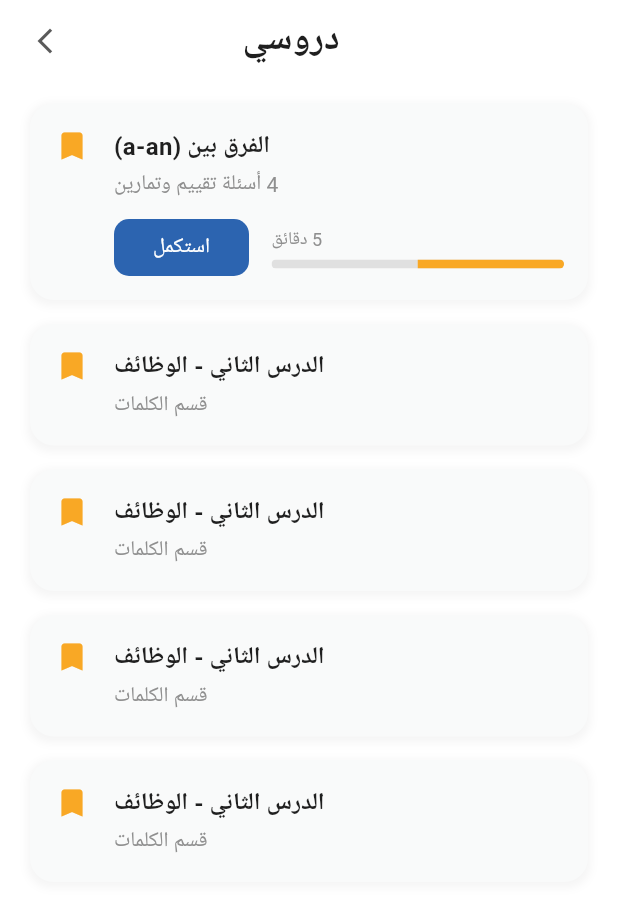
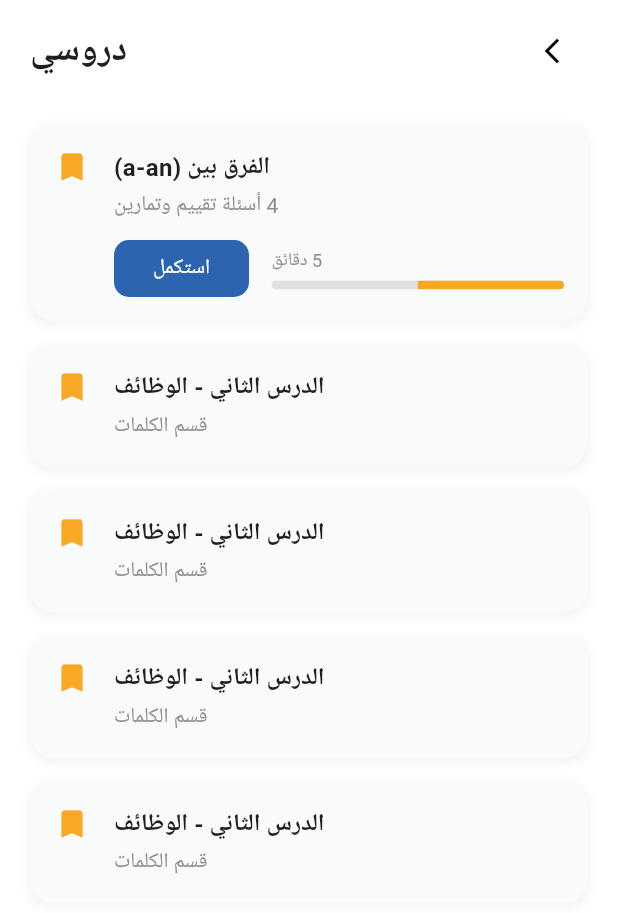
Before and after one commit to marwanabdelrhiem/Eazy_App, a Flutter app: the MyLessonsScreen screen opened by its route, on a phone screen of 412 x 824 dp. Shown: the top 913 px of the screen. Run offline on Flutter 3.47's test engine with Material 3 defaults, Android fonts, the phone set to English and light mode, and no system bars; our stand-ins replace pinput, smooth_page_indicator; missing offline and left inert: carousel_slider_plus; Roboto replaces fonts that are missing (Cairo).

Commit message:
nav pull

```diff
--- a/lib/features/onboarding/presentation/screens/home/home_screen.dart
+++ b/lib/features/onboarding/presentation/screens/home/home_screen.dart
@@ -13,7 +13,6 @@ class HomeBody extends StatefulWidget {
   @override
   State<HomeBody> createState() => _HomeBodyState();
 }
-//مقموص مجدي
 class _HomeBodyState extends State<HomeBody> {
   @override
   Widget build(BuildContext context) {
--- a/lib/features/onboarding/presentation/screens/home/lessons/ presentation/lessons_screen.dart
+++ b/lib/features/onboarding/presentation/screens/home/lessons/ presentation/lessons_screen.dart
@@ -513,7 +513,10 @@ class _LessonScreenState extends State<LessonScreen> {
                   color: Colors.black,
                   size: 20,
                 ),
-                onPressed: () {},
+                onPressed: () {
+                  Navigator.pop(context);
+
+                },
               ),
             ),
           ),
--- a/lib/features/onboarding/presentation/screens/home/lessons/ presentation/my_lessons_screen.dart
+++ b/lib/features/onboarding/presentation/screens/home/lessons/ presentation/my_lessons_screen.dart
@@ -2,6 +2,7 @@ import 'package:flutter/material.dart';
 
 import 'lessons_screen.dart';
 
+// عايزك تظبط ده يبقي يمين
 
 class MyLessonsScreen extends StatelessWidget {
   const MyLessonsScreen({Key? key}) : super(key: key);
@@ -21,9 +22,21 @@ class MyLessonsScreen extends StatelessWidget {
                 const SizedBox(height: 10),
                 Row(
                   mainAxisAlignment: MainAxisAlignment.spaceBetween,
-                  children: const [
-                    SizedBox(width: 44),
-                    Text(
+                  children: [
+                     IconButton(
+                      icon: const Icon(
+                        Icons.arrow_forward_ios,
+                        color: Colors.black,
+                        size: 20,
+                      ),
+                      onPressed: () {
+                        Navigator.pop(context);
+
+                      },
+                    ),
+
+                    const SizedBox(width: 44),
+                    const Text(
                       'دروسي',
                       style: TextStyle(
                         color: Color(0xFF1F1F1F),
@@ -31,14 +44,10 @@ class MyLessonsScreen extends StatelessWidget {
                         fontWeight: FontWeight.bold,
                       ),
                     ),
-                    Icon(
-                      Icons.arrow_forward_ios,
-                      color: Color(0xFF5A5A5A),
-                      size: 20,
-                    ),
                   ],
                 ),
                 const SizedBox(height: 25),
+
                 _buildLessonCard(
                   context: context,
                   title: 'الفرق بين (a-an)',
@@ -89,7 +98,9 @@ class MyLessonsScreen extends StatelessWidget {
     String? duration,
     required bool isCompleted,
   }) {
-    return Container(
+    return Directionality(
+      textDirection: TextDirection.rtl,
+      child: Container(
         width: double.infinity,
         padding: const EdgeInsets.all(16),
         decoration: BoxDecoration(
@@ -202,6 +213,7 @@ class MyLessonsScreen extends StatelessWidget {
             ),
           ],
         ),
+      ),
     );
   }
 }
```
Also changed, not shown: assets/images/Group11.png (added). Lines whose indentation alone changed are shown as unchanged.
